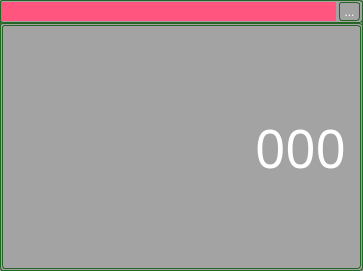
This is channelwidget.ui in byteman/bullet as Qt 5 draws it before an edit. The edited form follows.
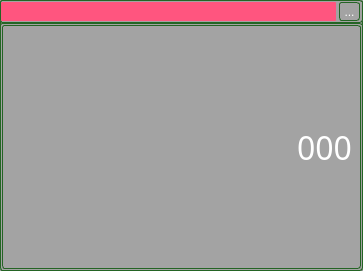
This is the edited form. Icons and pictures are not drawn.

Patch:
```diff
--- a/channelwidget.ui
+++ b/channelwidget.ui
@@ -135,7 +135,7 @@
         <property name="font">
          <font>
           <family>微软雅黑</family>
-          <pointsize>40</pointsize>
+          <pointsize>24</pointsize>
           <weight>50</weight>
           <italic>false</italic>
           <bold>false</bold>
```
Left out of the diff: 8 changed lines with no effect on the pictures.
